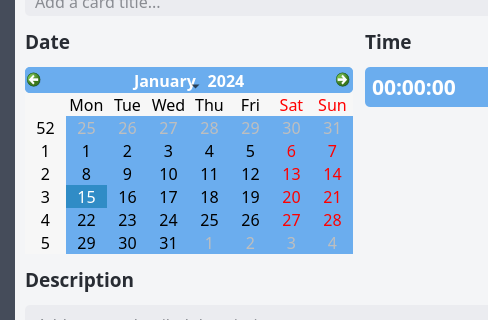
dulapahv/Kanbaru, file src/ui/card_description.ui: the form before one commit; both pictures show x 0 to 488 and y 148 to 468 of the 620 by 678 pixel window.
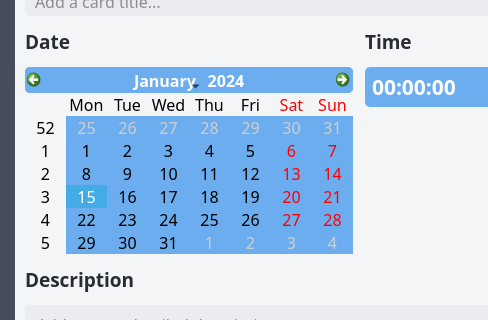
The form after the commit. Icons and pictures are not drawn.

Commit message: Trial update calendar color

Patch:
```diff
--- a/src/ui/card_description.ui
+++ b/src/ui/card_description.ui
@@ -214,7 +214,23 @@
                  <enum>Qt::TabFocus</enum>
                 </property>
                 <property name="styleSheet">
-                 <string notr="true">background-color: rgb(107, 173, 238);</string>
+                 <string notr="true">QCalendarWidget QWidget {
+	background-color: #6badee;
+}
+
+QWidget#qt_calendar_calendarview {
+	selection-background-color: #43ace6;
+	alternate-background-color: #f4f5f7;
+}
+
+QCalendarWidget QAbstractItemView:!enabled {
+	color: #cecece
+}
+
+QCalendarWidget QAbstractItemView:enabled {
+	color: #000000
+}
+</string>
                 </property>
                 <property name="gridVisible">
                  <bool>false</bool>
```
Left out of the diff: 2 changed lines with no effect on the pictures. The commit also changes 1 other file.
